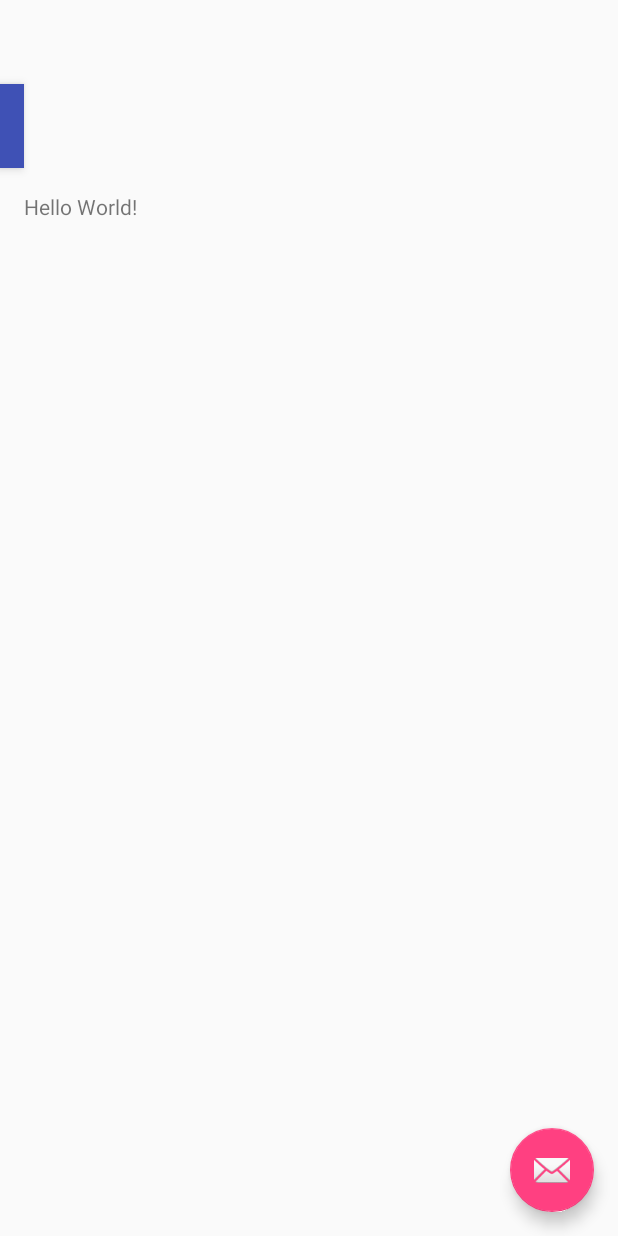
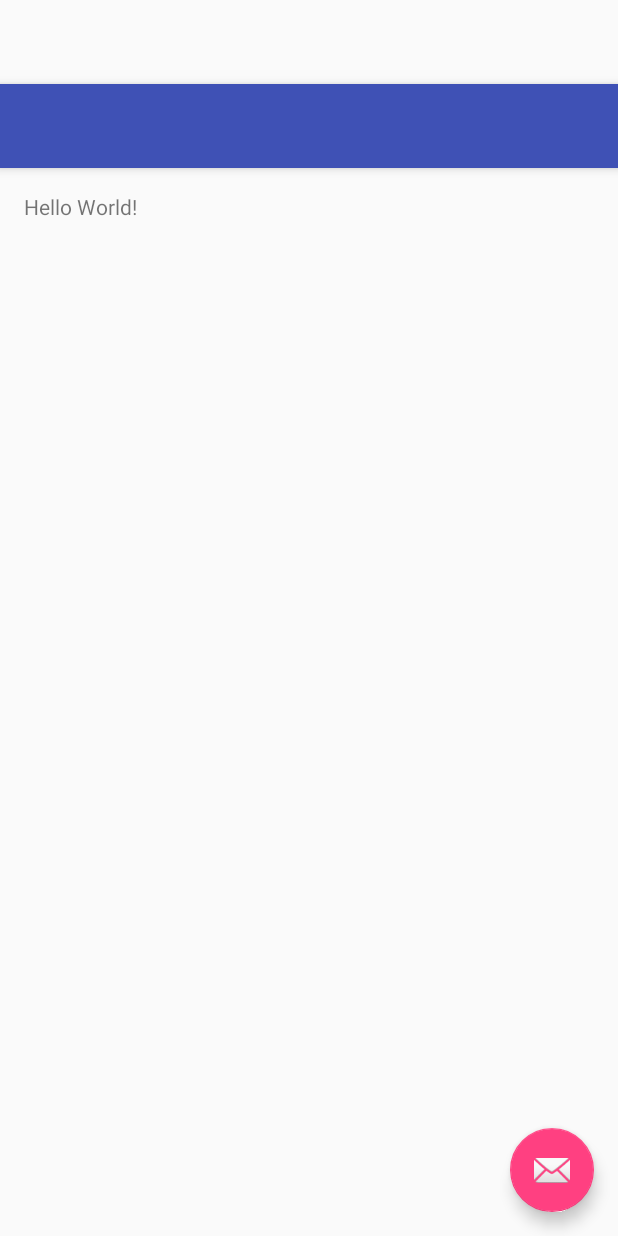
Before and after one commit to Litvinenko-Anton/MoneyTracker, an Android app: the layout activity_main.xml on its own in the app's theme, with its tools: preview values and no code run, on a phone screen of 412 x 824 dp. Run offline under Robolectric (Android 15) with nearby library versions, the phone set to English and light mode, and no system bars.

Commit message:
re created

```diff
--- a/app/src/main/res/layout/activity_main.xml
+++ b/app/src/main/res/layout/activity_main.xml
@@ -8,7 +8,7 @@
     tools:context="com.example.i7.moneytracker.MainActivity">
 
     <android.support.design.widget.AppBarLayout
-        android:layout_width="wrap_content"
+        android:layout_width="match_parent"
         android:layout_height="wrap_content"
         android:theme="@style/AppTheme.AppBarOverlay">
 
--- a/app/src/main/res/layout/content_main.xml
+++ b/app/src/main/res/layout/content_main.xml
@@ -15,5 +15,5 @@
     <TextView
         android:layout_width="wrap_content"
         android:layout_height="wrap_content"
-        android:text="@string/hello_world" />
+        android:text="Hello World!" />
 </RelativeLayout>
--- a/app/src/main/res/values/strings.xml
+++ b/app/src/main/res/values/strings.xml
@@ -1,5 +1,4 @@
 <resources>
     <string name="app_name">Money Tracker</string>
     <string name="action_settings">Settings</string>
-    <string name="hello_world">Hello World!</string>
 </resources>
```
Also changed, not shown: 3 other files.
